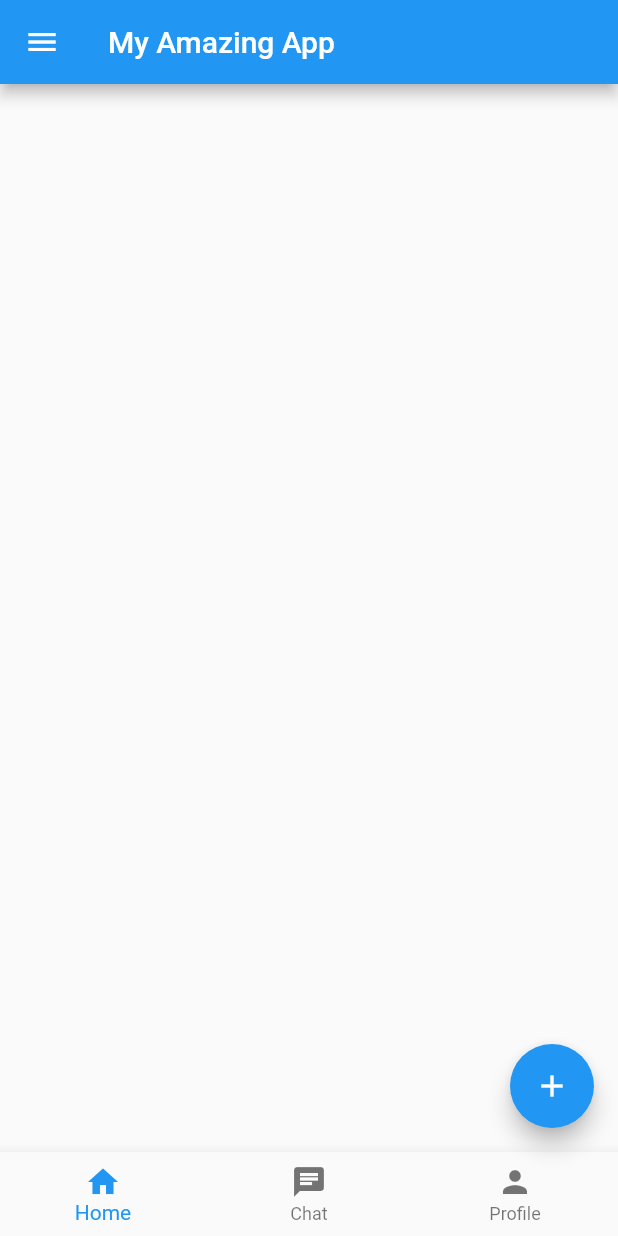
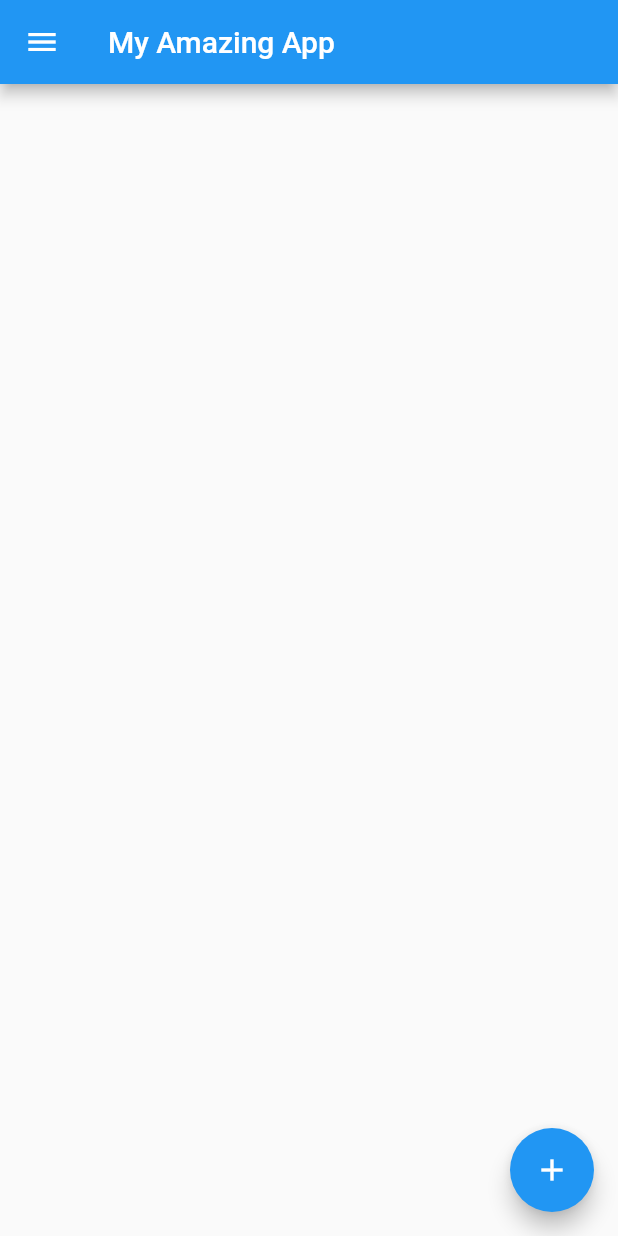
Before and after one commit to sushant102004/Scaffold-Class-CodeForGeek, a Flutter app: the screen it shows after launch, on a phone screen of 412 x 824 dp. Run offline on Flutter 3.47's test engine with Material 2 defaults, Android fonts, the phone set to English and light mode, and no system bars.

Commit message:
Minor Changes

```diff
--- a/lib/main.dart
+++ b/lib/main.dart
@@ -20,7 +20,6 @@ class MyApp extends StatelessWidget {
               ListTile(leading: Icon(Icons.home), title: Text('Home')),
               ListTile(leading: Icon(Icons.chat), title: Text('Chat')),
               ListTile(leading: Icon(Icons.person), title: Text('Profile')),
-
             ],
           ),
         ),
@@ -30,13 +29,13 @@ class MyApp extends StatelessWidget {
             onPressed: () {}, child: const Icon(Icons.add)),
 
         // /////////////////
-        bottomNavigationBar: BottomNavigationBar(
-          items: const [
-            BottomNavigationBarItem(icon: Icon(Icons.home), label: 'Home'),
-            BottomNavigationBarItem(icon: Icon(Icons.chat), label: 'Chat'),
-            BottomNavigationBarItem(icon: Icon(Icons.person), label: 'Profile'),
-          ],
-        ),
+        // bottomNavigationBar: BottomNavigationBar(
+        //   items: const [
+        //     BottomNavigationBarItem(icon: Icon(Icons.home), label: 'Home'),
+        //     BottomNavigationBarItem(icon: Icon(Icons.chat), label: 'Chat'),
+        //     BottomNavigationBarItem(icon: Icon(Icons.person), label: 'Profile'),
+        //   ],
+        // ),
       ),
     );
   }
```
